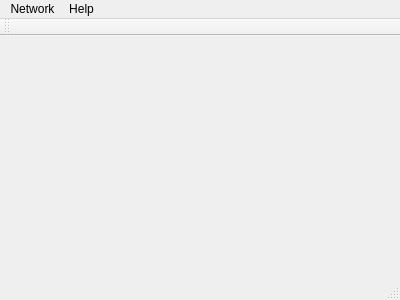
Before: the Qt Designer form lanchat/main_window.ui in master-gekus/lanchat, drawn with Qt 5.
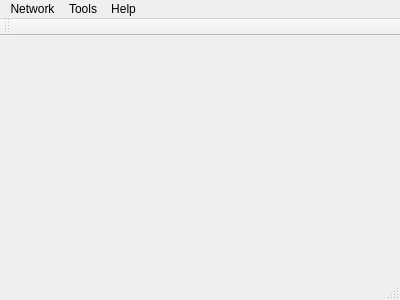
After: the same form once the commit is applied.

Commit message: DESIGN: Added settings dialog

The edit to the form file:
```diff
--- a/lanchat/main_window.ui
+++ b/lanchat/main_window.ui
@@ -35,7 +35,14 @@
     </property>
     <addaction name="actionAbout"/>
    </widget>
+   <widget class="QMenu" name="menuTools">
+    <property name="title">
+     <string>Tools</string>
+    </property>
+    <addaction name="actionSettings"/>
+   </widget>
    <addaction name="menuNetwork"/>
+   <addaction name="menuTools"/>
    <addaction name="menuHelp"/>
   </widget>
   <widget class="QToolBar" name="mainToolBar">
```
Left out of the diff: 8 changed lines with no effect on the pictures. The commit also changes 6 other files.
